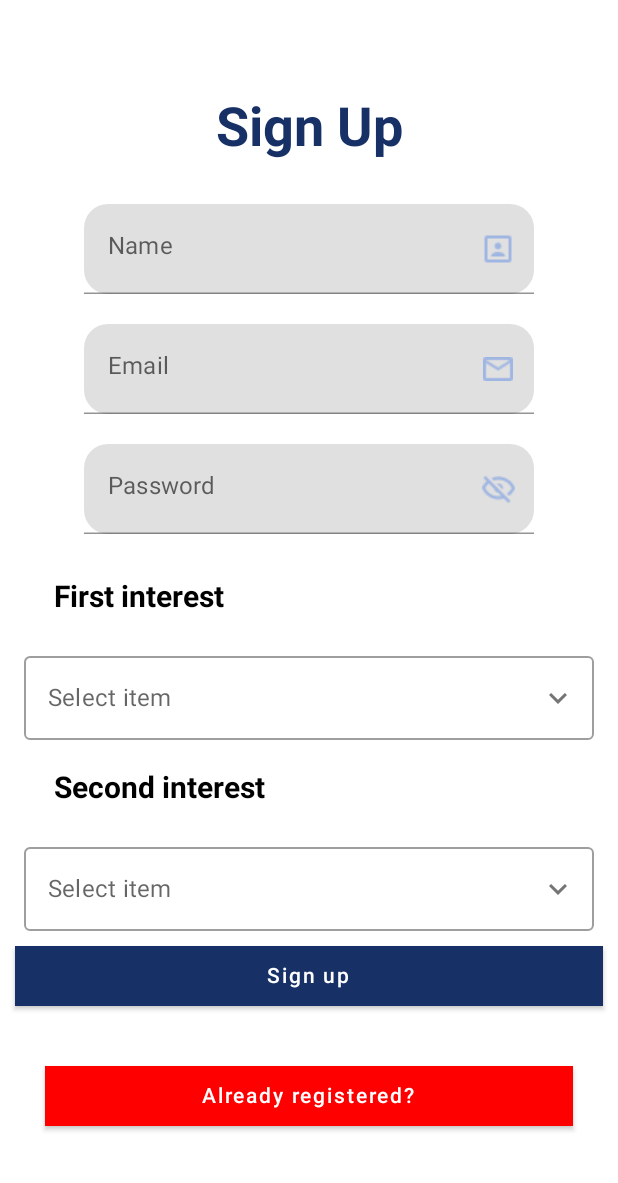
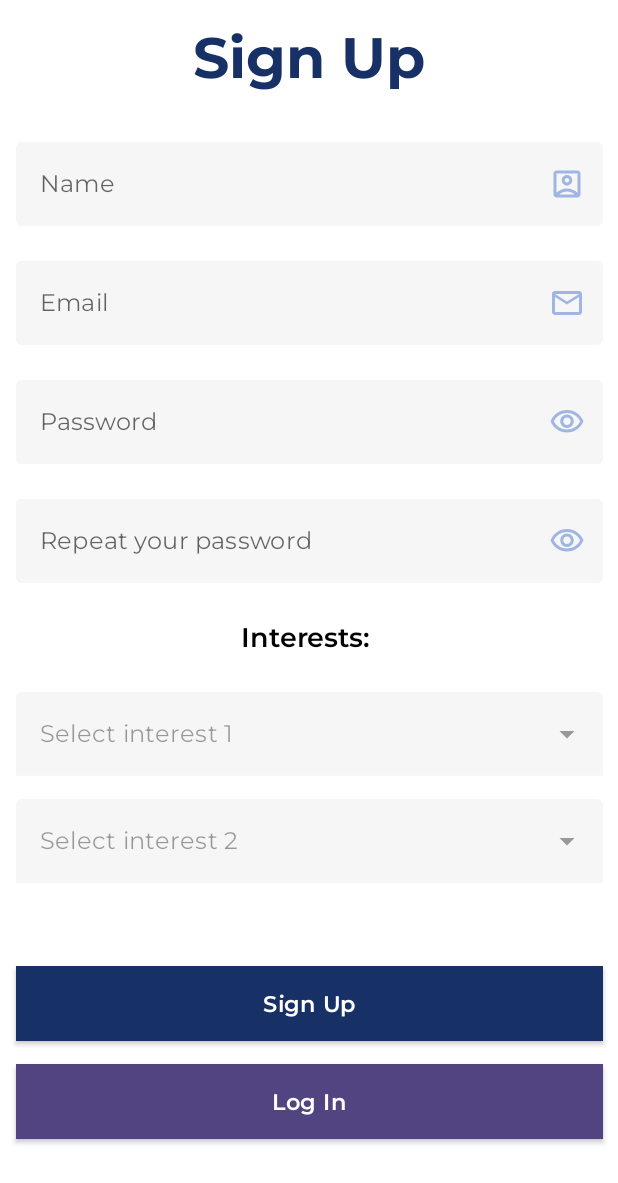
Before and after one commit to shernandezf/MoniApp, an Android app built with Jetpack Compose: the SignupMaterialView screen opened through its navigation route, on a phone screen of 412 x 824 dp. Shown: the top 1183 px of the screen. Run offline under Robolectric (Android 15) with nearby library versions, the phone set to English and light mode, and no system bars; our stand-ins replace Firebase (no records; nobody signed in at launch, a user with empty details on screens opened directly).

Commit message:
Modified and implemented new LogIn and SignUp view pages with new predifined components

```diff
--- a/app/build.gradle
+++ b/app/build.gradle
@@ -84,6 +84,9 @@ dependencies {
     implementation 'com.google.android.material:material:1.5.0'
     //Coroutines
     implementation 'org.jetbrains.kotlinx:kotlinx-coroutines-core:1.6.0'
+    //Icons
+    implementation "androidx.compose.material:material-icons-core:1.1.0"
+    implementation "androidx.compose.material:material-icons-extended:1.1.0"
 
     //Tests
     testImplementation 'junit:junit:4.13.2'
--- a/app/src/main/java/edu/uniandes/moni/navigation/AppNavigation.kt
+++ b/app/src/main/java/edu/uniandes/moni/navigation/AppNavigation.kt
@@ -19,10 +19,10 @@ fun AppNavigation() {
     var userModel: UserModel? = null
     NavHost(navController = navController, startDestination = AppScreens.LoginScreen.route) {
         composable(route = AppScreens.LoginScreen.route) {
-            LogInScreen(navController)
+            LoginMaterialView(navController)
         }
         composable(route = AppScreens.SignUpScreen.route) {
-            SignUpScreen(navController)
+            SignupMaterialView(navController)
         }
         composable(route = AppScreens.SearchScreen.route) {
             HolePage(navController)
--- /dev/null
+++ b/app/src/main/java/edu/uniandes/moni/view/LoginMaterialView.kt
@@ -0,0 +1,71 @@
+package edu.uniandes.moni.view
+
+import androidx.compose.foundation.background
+import androidx.compose.foundation.layout.*
+import androidx.compose.material.Scaffold
+import androidx.compose.material.Text
+import androidx.compose.runtime.Composable
+import androidx.compose.ui.Alignment
+import androidx.compose.ui.Modifier
+import androidx.compose.ui.graphics.Color
+import androidx.compose.ui.text.font.FontWeight
+import androidx.compose.ui.text.style.TextAlign
+import androidx.compose.ui.unit.dp
+import androidx.compose.ui.unit.sp
+import androidx.navigation.NavController
+import edu.uniandes.moni.navigation.AppScreens
+import edu.uniandes.moni.view.components.EmailInput
+import edu.uniandes.moni.view.components.MainButton
+import edu.uniandes.moni.view.components.PasswordInput
+import edu.uniandes.moni.view.components.SecondaryButton
+import edu.uniandes.moni.view.theme.main
+import edu.uniandes.moni.view.theme.moniFontFamily
+import edu.uniandes.moni.viewmodel.UserViewModel
+
+@Composable
+fun LoginMaterialView(navController: NavController) {
+
+    val userViewModel: UserViewModel = UserViewModel()
+    var email: String = ""
+    var password: String = ""
+
+    Scaffold() { contentPadding ->
+        Column(
+            modifier = Modifier
+                .fillMaxWidth()
+                .padding(contentPadding)
+                .background(color = Color.White),
+            verticalArrangement = Arrangement.Center,
+            horizontalAlignment = Alignment.CenterHorizontally
+        ) {
+            Text(
+                text = "Log In",
+                textAlign = TextAlign.Center,
+                fontFamily = moniFontFamily,
+                fontWeight = FontWeight.Bold,
+                color = main,
+                fontSize = 38.sp,
+                modifier = Modifier.padding(top = 15.dp)
+            )
+            Row(modifier = Modifier.padding(top = 25.dp, bottom = 15.dp)) {
+                EmailInput() {
+                    email = it.text
+                }
+            }
+            Row(modifier = Modifier.padding(bottom = 95.dp)) {
+                PasswordInput("Password") {
+                    password = it
+                }
+            }
+            Row(modifier = Modifier.padding(bottom = 15.dp)) {
+                MainButton(text = "Log In") {
+                    println("Email: " + email + " Pass: " + password)
+                    userViewModel.loginUser(email, password, navController)
+                }
+            }
+            SecondaryButton(text = "Sign Up") {
+                navController.navigate(route = AppScreens.SignUpScreen.route)
+            }
+        }
+    }
+}
--- /dev/null
+++ b/app/src/main/java/edu/uniandes/moni/view/MarketMaterialView.kt
@@ -0,0 +1,9 @@
+package edu.uniandes.moni.view
+
+import androidx.compose.runtime.Composable
+import androidx.navigation.NavController
+
+@Composable
+fun MarketMaterialView(navController: NavController) {
+
+}
--- a/app/src/main/java/edu/uniandes/moni/view/SearchbarView.kt
+++ b/app/src/main/java/edu/uniandes/moni/view/SearchbarView.kt
@@ -22,8 +22,8 @@ import androidx.compose.ui.text.style.TextAlign
 import androidx.compose.ui.tooling.preview.Preview
 import androidx.compose.ui.unit.dp
 import androidx.compose.ui.unit.sp
-import edu.uniandes.moni.view.theme.azul1
 import edu.uniandes.moni.view.theme.azul3
+import edu.uniandes.moni.view.theme.main
 import edu.uniandes.moni.viewmodel.UserAction
 import edu.uniandes.moni.viewmodel.UserSearchViewModel
 
@@ -95,7 +95,7 @@ fun TopBar(
     ) {
         Text(
             text = "Search",
-            color = azul1,
+            color = main,
             fontSize = 30.sp,
             fontWeight = FontWeight.Bold,
             fontFamily = FontFamily.SansSerif,
--- /dev/null
+++ b/app/src/main/java/edu/uniandes/moni/view/SignupMaterialView.kt
@@ -0,0 +1,100 @@
+package edu.uniandes.moni.view
+
+import androidx.compose.foundation.background
+import androidx.compose.foundation.layout.*
+import androidx.compose.material.Scaffold
+import androidx.compose.material.Text
+import androidx.compose.runtime.Composable
+import androidx.compose.ui.Alignment
+import androidx.compose.ui.Modifier
+import androidx.compose.ui.graphics.Color
+import androidx.compose.ui.text.font.FontWeight
+import androidx.compose.ui.text.style.TextAlign
+import androidx.compose.ui.unit.dp
+import androidx.compose.ui.unit.sp
+import androidx.navigation.NavController
+import edu.uniandes.moni.navigation.AppScreens
+import edu.uniandes.moni.view.components.*
+import edu.uniandes.moni.view.theme.main
+import edu.uniandes.moni.view.theme.moniFontFamily
+import edu.uniandes.moni.viewmodel.UserViewModel
+
+@Composable
+fun SignupMaterialView(navController: NavController) {
+    val userViewModel: UserViewModel = UserViewModel()
+    var name: String = ""
+    var email: String = ""
+    var password: String = ""
+    var passwordRepeat: String = ""
+
+
+    Scaffold() { contentPadding ->
+        Column(
+            modifier = Modifier
+                .fillMaxWidth()
+                .padding(contentPadding)
+                .background(color = Color.White),
+            verticalArrangement = Arrangement.Center,
+            horizontalAlignment = Alignment.CenterHorizontally
+        ) {
+            Text(
+                text = "Sign Up",
+                textAlign = TextAlign.Center,
+                fontFamily = moniFontFamily,
+                fontWeight = FontWeight.Bold,
+                color = main,
+                fontSize = 38.sp,
+                modifier = Modifier.padding(top = 15.dp)
+            )
+            Row(modifier = Modifier.padding(top = 25.dp, bottom = 15.dp)) {
+                NameInput() {
+                    name = it.text
+                }
+            }
+            Row(modifier = Modifier.padding(bottom = 15.dp)) {
+                EmailInput() {
+                    email = it.text
+                }
+            }
+            Row(modifier = Modifier.padding(bottom = 15.dp)) {
+                PasswordInput("Password") {
+                    password = it
+                }
+            }
+            Row(modifier = Modifier.padding(bottom = 25.dp)) {
+                PasswordInput("Repeat your password") {
+                    passwordRepeat = it
+                }
+            }
+            Row(
+                modifier = Modifier.padding(bottom = 25.dp),
+                horizontalArrangement = Arrangement.Start
+            ) {
+                Text(
+                    text = "Interests: ",
+                    textAlign = TextAlign.Start,
+                    fontFamily = moniFontFamily,
+                    fontWeight = FontWeight.SemiBold,
+                    color = Color(0, 0, 0),
+                    fontSize = 18.sp,
+                )
+            }
+            Row(modifier = Modifier.padding(bottom = 15.dp)) {
+                Select(label = "Select interest 1", optionList = mutableListOf("op1", "op2"))
+            }
+            Row(modifier = Modifier.padding(bottom = 55.dp)) {
+                Select(label = "Select interest 2", optionList = mutableListOf("op1", "op2"))
+            }
+            Row(modifier = Modifier.padding(bottom = 15.dp)) {
+                MainButton(text = "Sign Up") {
+                    if (password == passwordRepeat) {
+                        userViewModel.registerUser(name, email, password, "", "")
+                    }
+                }
+            }
+            SecondaryButton(text = "Log In") {
+                navController.navigate(route = AppScreens.LoginScreen.route)
+            }
+        }
+    }
+}
--- a/app/src/main/java/edu/uniandes/moni/view/SignupView.kt
+++ b/app/src/main/java/edu/uniandes/moni/view/SignupView.kt
@@ -26,7 +26,7 @@ import edu.uniandes.moni.viewmodel.UserViewModel
 private val userViewModel: UserViewModel = UserViewModel()
 
 @Composable
-fun SignUpScreen(navController: NavController, modifier: Modifier = Modifier) {
+fun SignUpScreen(navController: NavController) {
 
     val texts: List<String> = listOf(
         stringResource(R.string.name_text_field),
--- /dev/null
+++ b/app/src/main/java/edu/uniandes/moni/view/components/ButtonsComponent.kt
@@ -0,0 +1,77 @@
+package edu.uniandes.moni.view.components
+
+import androidx.compose.foundation.layout.fillMaxWidth
+import androidx.compose.foundation.layout.height
+import androidx.compose.material.Button
+import androidx.compose.material.ButtonDefaults
+import androidx.compose.material.MaterialTheme
+import androidx.compose.material.Text
+import androidx.compose.runtime.Composable
+import androidx.compose.ui.Modifier
+import androidx.compose.ui.graphics.Color
+import androidx.compose.ui.platform.LocalDensity
+import androidx.compose.ui.text.font.FontWeight
+import androidx.compose.ui.tooling.preview.Preview
+import androidx.compose.ui.unit.dp
+import androidx.compose.ui.unit.sp
+import edu.uniandes.moni.view.theme.moniFontFamily
+import edu.uniandes.moni.view.theme.secondary
+
+@Composable
+fun MainButton(text: String, onClickFunction: () -> Unit) {
+    Button(
+        onClick = onClickFunction,
+        Modifier
+            .fillMaxWidth(0.95f)
+            .height(50.dp),
+        shape = MaterialTheme.shapes.large,
+        colors = ButtonDefaults.buttonColors(
+            backgroundColor = Color(23, 48, 102)
+        )
+    ) {
+        Text(
+            text = text,
+            fontSize = with(LocalDensity.current) { (25.dp * 0.6f).toSp() },
+            letterSpacing = 0.5.sp,
+            color = Color(255, 255, 255),
+            fontFamily = moniFontFamily,
+            fontWeight = FontWeight.SemiBold
+        )
+    }
+}
+
+@Composable
+fun SecondaryButton(text: String, onClickFunction: () -> Unit) {
+    Button(
+        onClick = onClickFunction,
+        Modifier
+            .fillMaxWidth(0.95f)
+            .height(50.dp),
+        shape = MaterialTheme.shapes.large,
+        colors = ButtonDefaults.buttonColors(
+            backgroundColor = secondary
+        )
+    ) {
+        Text(
+            text = text,
+            fontSize = with(LocalDensity.current) { (25.dp * 0.6f).toSp() },
+            letterSpacing = 0.5.sp,
+            color = Color(255, 255, 255),
+            fontFamily = moniFontFamily,
+            fontWeight = FontWeight.SemiBold
+        )
+    }
+}
+
+@Preview
+@Composable
+fun test1() {
+    MainButton(text = "Log In") {
+    }
+}
+
+@Preview
+@Composable
+fun test2() {
+    SecondaryButton(text = "Sign Up") {}
+}
--- /dev/null
+++ b/app/src/main/java/edu/uniandes/moni/view/components/InputsComponent.kt
@@ -0,0 +1,267 @@
+package edu.uniandes.moni.view.components
+
+import androidx.compose.foundation.clickable
+import androidx.compose.foundation.layout.fillMaxWidth
+import androidx.compose.foundation.layout.padding
+import androidx.compose.foundation.layout.width
+import androidx.compose.foundation.text.KeyboardOptions
+import androidx.compose.material.*
+import androidx.compose.material.icons.Icons
+import androidx.compose.material.icons.outlined.*
+import androidx.compose.runtime.*
+import androidx.compose.runtime.saveable.rememberSaveable
+import androidx.compose.ui.Modifier
+import androidx.compose.ui.geometry.Size
+import androidx.compose.ui.graphics.Color
+import androidx.compose.ui.layout.onGloballyPositioned
+import androidx.compose.ui.platform.LocalDensity
+import androidx.compose.ui.text.font.FontStyle
+import androidx.compose.ui.text.font.FontWeight
+import androidx.compose.ui.text.input.KeyboardType
+import androidx.compose.ui.text.input.PasswordVisualTransformation
+import androidx.compose.ui.text.input.TextFieldValue
+import androidx.compose.ui.text.input.VisualTransformation
+import androidx.compose.ui.tooling.preview.Preview
+import androidx.compose.ui.unit.dp
+import androidx.compose.ui.unit.sp
+import androidx.compose.ui.unit.toSize
+import edu.uniandes.moni.view.theme.inputBackgroundColor
+import edu.uniandes.moni.view.theme.main
+import edu.uniandes.moni.view.theme.moniFontFamily
+import edu.uniandes.moni.view.theme.trailingIconColor
+
+@Composable
+fun EmailInput(valueCallback: (value: TextFieldValue) -> Unit) {
+    Surface(
+        color = Color.White
+    ) {
+        var text by remember { mutableStateOf(TextFieldValue("")) }
+        OutlinedTextField(
+            value = text,
+            trailingIcon = { Icon(Icons.Outlined.Email, contentDescription = null) },
+            modifier = Modifier.fillMaxWidth(0.95f),
+            onValueChange = {
+                text = it
+            },
+            label = {
+                Text(
+                    text = "Email",
+                    fontFamily = moniFontFamily,
+                    fontStyle = FontStyle.Normal
+                )
+            },
+            placeholder = {
+                Text(
+                    text = "Enter your e-mail",
+                    fontFamily = moniFontFamily,
+                    fontStyle = FontStyle.Normal
+                )
+            },
+            colors = TextFieldDefaults.outlinedTextFieldColors(
+                focusedBorderColor = main,
+                focusedLabelColor = main,
+                cursorColor = main,
+                trailingIconColor = trailingIconColor,
+                backgroundColor = inputBackgroundColor,
+                unfocusedBorderColor = inputBackgroundColor
+            )
+        )
+        valueCallback(text)
+    }
+}
+
+@Composable
+fun PasswordInput(label: String, valueCallback: (value: String) -> Unit) {
+    Surface(
+        color = Color.White
+    ) {
+        var password by rememberSaveable { mutableStateOf("") }
+        var passwordHidden by rememberSaveable { mutableStateOf(true) }
+        OutlinedTextField(
+            value = password,
+            onValueChange = { password = it },
+            modifier = Modifier.fillMaxWidth(0.95f),
+            singleLine = true,
+            label = { Text(label, fontFamily = moniFontFamily) },
+            visualTransformation =
+            if (passwordHidden) PasswordVisualTransformation() else VisualTransformation.None,
+            keyboardOptions = KeyboardOptions(keyboardType = KeyboardType.Password),
+            trailingIcon = {
+                IconButton(onClick = { passwordHidden = !passwordHidden }) {
+                    val visibilityIcon =
+                        if (passwordHidden) Icons.Outlined.Visibility else Icons.Outlined.VisibilityOff
+                    // Please provide localized description for accessibility services
+                    val description = if (passwordHidden) "Show password" else "Hide password"
+                    Icon(imageVector = visibilityIcon, contentDescription = description)
+                }
+            },
+            colors = TextFieldDefaults.outlinedTextFieldColors(
+                focusedBorderColor = main,
+                focusedLabelColor = main,
+                cursorColor = main,
+                trailingIconColor = trailingIconColor,
+                backgroundColor = inputBackgroundColor,
+                unfocusedBorderColor = inputBackgroundColor
+            )
+        )
+        valueCallback(password)
+    }
+}
+
+@Composable
+fun NameInput(valueCallback: (value: TextFieldValue) -> Unit) {
+    Surface(
+        color = Color.White
+    ) {
+        var name by remember { mutableStateOf(TextFieldValue("")) }
+        OutlinedTextField(
+            value = name,
+            modifier = Modifier.fillMaxWidth(0.95f),
+            trailingIcon = { Icon(Icons.Outlined.AccountBox, contentDescription = null) },
+            onValueChange = {
+                name = it
+            },
+            label = { Text(text = "Name", fontFamily = moniFontFamily) },
+            placeholder = { Text(text = "Enter your full name", fontFamily = moniFontFamily) },
+            colors = TextFieldDefaults.outlinedTextFieldColors(
+                focusedBorderColor = main,
+                focusedLabelColor = main,
+                cursorColor = main,
+                trailingIconColor = trailingIconColor,
+                backgroundColor = inputBackgroundColor,
+                unfocusedBorderColor = inputBackgroundColor
+            )
+        )
+        valueCallback(name)
+    }
+}
+
+@Composable
+fun InputText(
+    inputLabel: String,
+    inputPlaceholder: String,
+    valueCallback: (value: TextFieldValue) -> Unit
+) {
+    Surface(
+        color = Color.White
+    ) {
+        var value by remember { mutableStateOf(TextFieldValue("")) }
+        OutlinedTextField(
+            value = value,
+            modifier = Modifier.fillMaxWidth(0.95f),
+            onValueChange = {
+                value = it
+            },
+            label = { Text(text = inputLabel, fontFamily = moniFontFamily) },
+            placeholder = {
+                if (inputPlaceholder != null) {
+                    Text(text = inputPlaceholder, fontFamily = moniFontFamily)
+                }
+            },
+            colors = TextFieldDefaults.outlinedTextFieldColors(
+                focusedBorderColor = main,
+                focusedLabelColor = main,
+                cursorColor = main,
+                backgroundColor = inputBackgroundColor,
+                unfocusedBorderColor = inputBackgroundColor
+            )
+        )
+        valueCallback(value)
+    }
+}
+
+@Composable
+fun InputSearch(
+    valueCallback: (value: TextFieldValue) -> Unit
+) {
+    Surface(
+        color = Color.White
+    ) {
+        var value by remember { mutableStateOf(TextFieldValue("")) }
+        OutlinedTextField(
+            value = value,
+            modifier = Modifier.fillMaxWidth(0.95f),
+            onValueChange = {
+                value = it
+            },
+            trailingIcon = { Icon(Icons.Outlined.Search, contentDescription = null) },
+            label = { Text(text = "Search...", fontFamily = moniFontFamily) },
+            placeholder = {
+                Text(text = "Search...", fontFamily = moniFontFamily)
+            },
+            colors = TextFieldDefaults.outlinedTextFieldColors(
+                focusedBorderColor = main,
+                focusedLabelColor = main,
+                cursorColor = main,
+                backgroundColor = inputBackgroundColor,
+                unfocusedBorderColor = inputBackgroundColor
+            )
+        )
+        valueCallback(value)
+    }
+}
+
+@Composable
+fun Select(label: String, optionList: MutableList<String>) {
+    var expanded by remember { mutableStateOf(false) }
+    var selectedItem by remember { mutableStateOf("") }
+    var textFiledSize by remember { mutableStateOf(Size.Zero) }
+    Surface(
+        color = Color.White
+    ) {
+        TextField(
+            value = selectedItem,
+            onValueChange = { selectedItem = it },
+            modifier = Modifier
+                .fillMaxWidth(0.95f)
+                .clickable() { expanded = !expanded }
+                .onGloballyPositioned { coordinates -> textFiledSize = coordinates.size.toSize() },
+            label = { Text(text = label, fontFamily = moniFontFamily) },
+            trailingIcon = {
+                Icon(Icons.Outlined.ArrowDropDown, "", Modifier.clickable { expanded = !expanded })
+            },
+            colors = TextFieldDefaults.outlinedTextFieldColors(
+                focusedBorderColor = main,
+                focusedLabelColor = main,
+                cursorColor = main,
+                backgroundColor = inputBackgroundColor,
+                unfocusedBorderColor = inputBackgroundColor
+            ),
+            enabled = false
+        )
+        DropdownMenu(
+            expanded = expanded,
+            onDismissRequest = { expanded = false },
+            modifier = Modifier.width(with(LocalDensity.current) { textFiledSize.width.toDp() })
+        ) {
+            optionList.forEach { label ->
+                DropdownMenuItem(onClick =
+                {
+                    selectedItem = label
+                    expanded = false
+                }) {
+                    Text(
+                        text = label,
+                        fontSize = 20.sp,
+                        color = Color.Black,
+
+                        fontWeight = FontWeight.Bold,
+                        modifier = Modifier
+
+                            .padding(20.dp)
+                    )
+                }
+            }
+
+        }
+    }
+}
+
+
+@Preview
+@Composable
+fun PreviewFunction() {
+    InputText(inputLabel = "Nombre materia", inputPlaceholder = "Ingrese el nombre de la materia") {
+        println(it)
+    }
+}
--- a/app/src/main/java/edu/uniandes/moni/view/theme/Color.kt
+++ b/app/src/main/java/edu/uniandes/moni/view/theme/Color.kt
@@ -9,7 +9,10 @@ val Teal200 = Color(0xFF03DAC5)
 
 // Colores de la paleta de colores de la aplicacion
 // paleta de azules
-val azul1 = Color(0xFF2750A8)
+val main = Color(23, 48, 102)
+val secondary = Color(81, 68, 128)
+val trailingIconColor = Color(159, 181, 226)
+val inputBackgroundColor = Color(246, 246, 246)
 val azul2 = Color(0xFF173066)
 val azul3 = Color(0xFF356DE6)
 val azul4 = Color(0xFF2F61CC)
--- a/app/src/main/java/edu/uniandes/moni/view/theme/Type.kt
+++ b/app/src/main/java/edu/uniandes/moni/view/theme/Type.kt
@@ -2,27 +2,25 @@ package edu.uniandes.moni.view.theme
 
 import androidx.compose.material.Typography
 import androidx.compose.ui.text.TextStyle
+import androidx.compose.ui.text.font.Font
 import androidx.compose.ui.text.font.FontFamily
+import androidx.compose.ui.text.font.FontStyle
 import androidx.compose.ui.text.font.FontWeight
 import androidx.compose.ui.unit.sp
+import edu.uniandes.moni.R
 
-// Set of Material typography styles to start with
+val moniFontFamily: FontFamily = FontFamily(
+    Font(R.font.montserrat_regular),
+    Font(R.font.montserrat_semibold, FontWeight.SemiBold),
+    Font(R.font.montserrat_bold, FontWeight.Bold),
+    Font(R.font.montserrat_italic, style = FontStyle.Italic),
+);
+
+
 val Typography = Typography(
     body1 = TextStyle(
-        fontFamily = FontFamily.Default,
+        fontFamily = moniFontFamily,
         fontWeight = FontWeight.Normal,
         fontSize = 16.sp
     )
-    /* Other default text styles to override
-    button = TextStyle(
-        fontFamily = FontFamily.Default,
-        fontWeight = FontWeight.W500,
-        fontSize = 14.sp
-    ),
-    caption = TextStyle(
-        fontFamily = FontFamily.Default,
-        fontWeight = FontWeight.Normal,
-        fontSize = 12.sp
-    )
-    */
 )
--- a/app/src/main/java/edu/uniandes/moni/viewmodel/UserViewModel.kt
+++ b/app/src/main/java/edu/uniandes/moni/viewmodel/UserViewModel.kt
@@ -38,11 +38,14 @@ class UserViewModel {
     }
 
     fun loginUser(email: String, password: String, navController: NavController) {
+        println(email + "-" + password)
         userAdapter.loginUser(email, password) { response ->
             println(response.toString())
             setUser(response)
+            if (response != null) {
+                navController.navigate(route = AppScreens.MarketScreen.route)
+            }
         }
-        navController.navigate(route = AppScreens.SearchScreen.route)
     }
 
 }
```
Also changed, not shown: app/src/main/res/font/montserrat_bold.ttf (added), app/src/main/res/font/montserrat_italic.ttf (added), app/src/main/res/font/montserrat_regular.ttf (added), app/src/main/res/font/montserrat_semibold.ttf (added).
